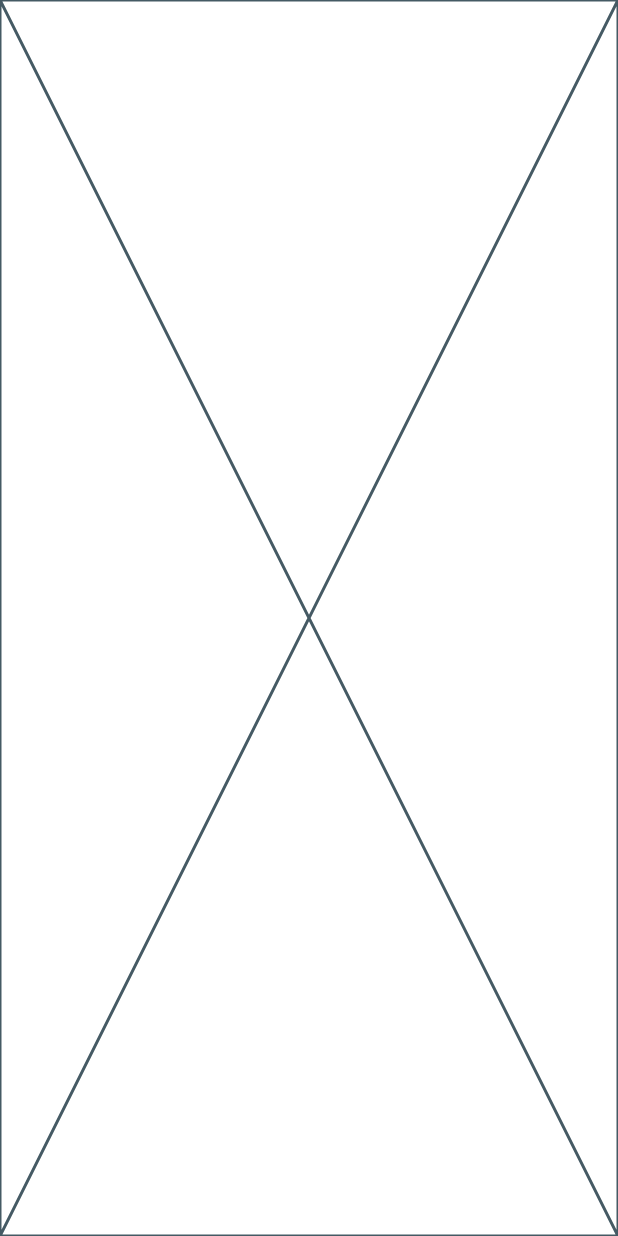
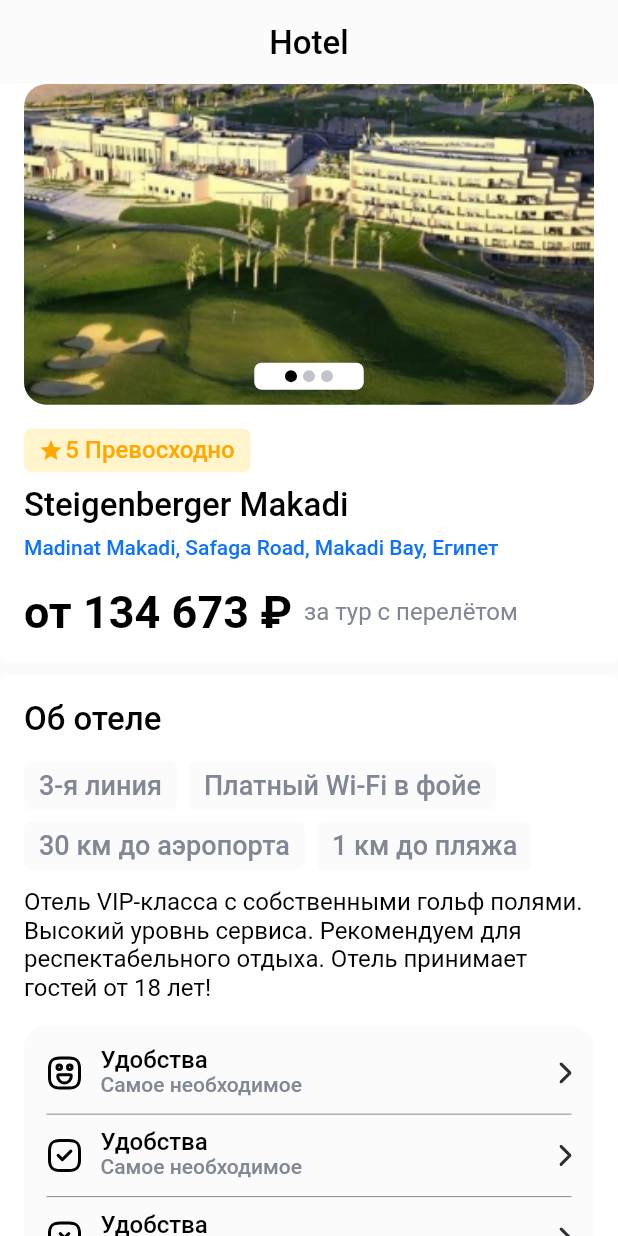
Before and after one commit to mlg2034/booking_app, a Flutter app: the screen it shows after launch, on a phone screen of 412 x 824 dp. Run offline on Flutter 3.47's test engine with Material 2 defaults, Android fonts, the phone set to English and light mode, and no system bars; drawn by our look-alikes of carousel_slider; our stand-ins replace dio, flutter_svg, freezed_annotation; generated files the repository leaves out were written again; Roboto replaces fonts that are missing (SF-Pro-Display).

Commit message:
finished hotel page

```diff
--- a/lib/src/features/app/presentation/app.dart
+++ b/lib/src/features/app/presentation/app.dart
@@ -1,11 +1,14 @@
 import 'package:flutter/foundation.dart';
 import 'package:flutter/material.dart';
+import 'package:test_application/src/features/hotel/presentation/hotel_screen.dart';
 
 class App extends StatelessWidget {
   const App({super.key});
 
   @override
   Widget build(BuildContext context) {
-    return const Placeholder();
+    return MaterialApp(
+      home: HotelScreen(),
+    );
   }
 }
--- a/lib/src/features/hotel/presentation/hotel.dart
+++ /dev/null
@@ -1,17 +0,0 @@
-import 'package:flutter/material.dart';
-
-class HotelPage extends StatefulWidget {
-  const HotelPage({super.key});
-
-  @override
-  State<HotelPage> createState() => _HotelPageState();
-}
-
-class _HotelPageState extends State<HotelPage> {
-  @override
-  Widget build(BuildContext context) {
-    return Scaffold(
-      appBar: AppBar(title: Text('Title'),),
-    );
-  }
-}
--- /dev/null
+++ b/lib/src/features/hotel/presentation/hotel_screen.dart
@@ -0,0 +1,99 @@
+import 'package:carousel_slider/carousel_slider.dart';
+import 'package:flutter/material.dart';
+import 'package:flutter_svg/flutter_svg.dart';
+import 'package:test_application/src/features/hotel/presentation/widgets/base_info_widget.dart';
+import 'package:test_application/src/features/hotel/presentation/widgets/hotel_feature_widget.dart';
+import 'package:test_application/src/ui_components/theme/app_colors.dart';
+import 'package:test_application/src/ui_components/theme/text_style.dart';
+import 'package:test_application/src/ui_components/widgets/custom_button.dart';
+import 'package:test_application/src/ui_components/widgets/custom_container.dart';
+
+class HotelScreen extends StatefulWidget {
+  const HotelScreen({super.key});
+
+  @override
+  State<HotelScreen> createState() => _HotelScreenState();
+}
+
+class _HotelScreenState extends State<HotelScreen> {
+  final List<String> hotelFeatures = [
+    '3-я линия',
+    'Платный Wi-Fi в фойе',
+    '30 км до аэропорта',
+    '1 км до пляжа'
+  ];
+  @override
+  Widget build(BuildContext context) {
+    return Scaffold(
+      backgroundColor: lightGrey,
+      appBar: AppBar(
+        backgroundColor: Colors.transparent,
+        elevation: 0,
+        automaticallyImplyLeading: false,
+        centerTitle: true,
+        title: Text(
+          'Hotel',
+          style: w500s22.copyWith(color: Colors.black),
+        ),
+      ),
+      body: SingleChildScrollView(
+        child: Column(
+          crossAxisAlignment: CrossAxisAlignment.start,
+          children: [
+            BaseHotelInfo(),
+            Padding(
+              padding: const EdgeInsets.only(top: 8, bottom: 12),
+              child: Container(
+                decoration: BoxDecoration(
+                    color: white, borderRadius: BorderRadius.circular(5)),
+                child: Padding(
+                  padding: const EdgeInsets.symmetric(horizontal: 16),
+                  child: Column(
+                    crossAxisAlignment: CrossAxisAlignment.start,
+                    children: [
+                      Padding(
+                        padding: const EdgeInsets.symmetric(vertical: 16),
+                        child: Text(
+                          'Об отеле',
+                          style: w500s22.copyWith(color: black),
+                        ),
+                      ),
+                      Wrap(
+                        direction: Axis.horizontal,
+                        spacing: 8.0,
+                        runSpacing: 8.0,
+                        children: hotelFeatures.map((feature) {
+                          return CustomContainer(
+                            childWidget: Text(
+                              feature,
+                              style: w500s18.copyWith(color: grey),
+                            ),
+                            color: lightGrey,
+                          );
+                        }).toList(),
+                      ),
+                      Padding(
+                        padding: const EdgeInsets.only(top: 12, bottom: 16),
+                        child: Text(
+                          'Отель VIP-класса с собственными гольф полями. Высокий уровнь сервиса. Рекомендуем для респектабельного отдыха. Отель принимает гостей от 18 лет!',
+                          style: w400s16.copyWith(color: black),
+                        ),
+                      ),
+                      HotelFeatureWidget(),
+                    ],
+                  ),
+                ),
+              ),
+            ),
+            CustomButtom(
+              childWidget: Text(
+                'К выбору номера',
+                style: w500s16.copyWith(color: white),
+              ),
+            ),
+          ],
+        ),
+      ),
+    );
+  }
+}
--- /dev/null
+++ b/lib/src/features/hotel/presentation/widgets/base_info_widget.dart
@@ -0,0 +1,149 @@
+import 'package:carousel_slider/carousel_slider.dart';
+import 'package:flutter/material.dart';
+import 'package:flutter_svg/flutter_svg.dart';
+import 'package:test_application/src/ui_components/theme/app_colors.dart';
+import 'package:test_application/src/ui_components/theme/text_style.dart';
+import 'package:test_application/src/ui_components/widgets/custom_container.dart';
+
+class BaseHotelInfo extends StatefulWidget {
+  const BaseHotelInfo({
+    super.key,
+  });
+
+  @override
+  State<BaseHotelInfo> createState() => _BaseHotelInfoState();
+}
+
+class _BaseHotelInfoState extends State<BaseHotelInfo> {
+  int currentIndex = 0;
+  @override
+  Widget build(BuildContext context) {
+    return Container(
+      padding: const EdgeInsets.symmetric(horizontal: 16),
+      decoration: const BoxDecoration(
+        color: white,
+        borderRadius: BorderRadius.only(
+          bottomLeft: Radius.circular(5),
+          bottomRight: Radius.circular(5),
+        ),
+      ),
+      child: Column(
+        crossAxisAlignment: CrossAxisAlignment.start,
+        children: [
+          Stack(
+            children: [
+              CarouselSlider.builder(
+                itemCount: 3,
+                itemBuilder:
+                    (BuildContext context, int itemIndex, int pageViewIndex) =>
+                        Container(
+                  alignment: Alignment.center,
+                  child: ClipRRect(
+                    borderRadius: BorderRadius.circular(15),
+                    child: Image.asset(
+                      'assets/images/hotel.png',
+                      width: double.infinity,
+                      height: 253,
+                      fit: BoxFit.cover,
+                    ),
+                  ),
+                ),
+                options: CarouselOptions(
+                    pageSnapping: false,
+                    viewportFraction: 1,
+                    enableInfiniteScroll: false,
+                    onPageChanged: (index, reason) {
+                      setState(() {
+                        currentIndex = index;
+                      });
+                    }),
+              ),
+              Positioned(
+                bottom: 10,
+                left: 0,
+                right: 0,
+                child: Center(
+                  child: Container(
+                    decoration: BoxDecoration(color: white , borderRadius: BorderRadius.circular(5)),
+                    width: 73,
+                    padding:const EdgeInsets.symmetric(horizontal: 10 , vertical:5 ),
+                    child: Row(
+                      mainAxisAlignment: MainAxisAlignment.center,
+                      children: List.generate(
+                        3,
+                        (index) {
+                          return Container(
+                            margin: const EdgeInsets.symmetric(horizontal: 2.0),
+                            width: 8.0,
+                            height: 8.0,
+                            decoration: BoxDecoration(
+                              shape: BoxShape.circle,
+                              color: (index == currentIndex)
+                                  ? black // активный индикатор
+                                  : grey
+                                      .withOpacity(0.5), // неактивный индикатор
+                            ),
+                          );
+                        },
+                      ),
+                    ),
+                  ),
+                ),
+              ),
+            ],
+          ),
+          Padding(
+            padding: const EdgeInsets.only(top: 16),
+            child: CustomContainer(
+              height: 29,
+              width: 151,
+              childWidget: Row(
+                mainAxisAlignment: MainAxisAlignment.center,
+                children: [
+                  SvgPicture.asset('assets/icons/star.svg'),
+                  const SizedBox(
+                    width: 2,
+                  ),
+                  Text(
+                    '5 Превосходно',
+                    style: w500s16.copyWith(color: yellow),
+                  ),
+                ],
+              ),
+              color: lightYellow,
+            ),
+          ),
+          Padding(
+            padding: const EdgeInsets.symmetric(vertical: 8),
+            child: Text(
+              'Steigenberger Makadi',
+              style: w500s22.copyWith(color: black),
+            ),
+          ),
+          Text(
+            'Madinat Makadi, Safaga Road, Makadi Bay, Египет',
+            style: w500s14.copyWith(color: blue),
+          ),
+          Padding(
+            padding: const EdgeInsets.symmetric(vertical: 16),
+            child: Row(
+              children: [
+                Text(
+                  'от 134 673 ₽',
+                  style: w600s30.copyWith(color: black),
+                ),
+                const SizedBox(
+                  width: 8,
+                ),
+                Text(
+                  'за тур с перелётом',
+                  style: w400s16.copyWith(color: grey),
+                )
+              ],
+            ),
+          )
+        ],
+      ),
+    );
+  }
+}
--- /dev/null
+++ b/lib/src/features/hotel/presentation/widgets/hotel_feature_widget.dart
@@ -0,0 +1,123 @@
+
+import 'package:flutter/material.dart';
+import 'package:flutter_svg/flutter_svg.dart';
+import 'package:test_application/src/ui_components/theme/app_colors.dart';
+import 'package:test_application/src/ui_components/theme/text_style.dart';
+class HotelFeatureWidget extends StatelessWidget {
+  const HotelFeatureWidget({
+    super.key,
+  });
+
+  @override
+  Widget build(BuildContext context) {
+    return Padding(
+      padding: const EdgeInsets.only(bottom: 16),
+      child: Container(
+        padding: const EdgeInsets.all(15),
+        decoration: BoxDecoration(
+            color: lightGrey,
+            borderRadius: BorderRadius.circular(15)),
+        child: Column(
+          mainAxisAlignment: MainAxisAlignment.start,
+          children: [
+            Row(
+              children: [
+                SvgPicture.asset('assets/icons/smile.svg'),
+                const SizedBox(
+                  width: 12,
+                ),
+                Column(
+                  mainAxisAlignment: MainAxisAlignment.start,
+                  crossAxisAlignment:
+                      CrossAxisAlignment.start,
+                  children: [
+                    Text(
+                      'Удобства',
+                      style: w500s16.copyWith(color: black),
+                      textAlign: TextAlign.left,
+                    ),
+                    Text(
+                      'Самое необходимое',
+                      style: w500s14.copyWith(color: grey),
+                    ),
+                  ],
+                ),
+                const Spacer(),
+                SvgPicture.asset(
+                    'assets/icons/arrow_right.svg')
+              ],
+            ),
+            const Padding(
+              padding: EdgeInsets.symmetric(vertical: 10),
+              child: Divider(
+                height: 2,
+                color: grey,
+              ),
+            ),
+            Row(
+              children: [
+                SvgPicture.asset('assets/icons/check.svg'),
+                const SizedBox(
+                  width: 12,
+                ),
+                Column(
+                  mainAxisAlignment: MainAxisAlignment.start,
+                  crossAxisAlignment:
+                      CrossAxisAlignment.start,
+                  children: [
+                    Text(
+                      'Удобства',
+                      style: w500s16.copyWith(color: black),
+                      textAlign: TextAlign.left,
+                    ),
+                    Text(
+                      'Самое необходимое',
+                      style: w500s14.copyWith(color: grey),
+                    ),
+                  ],
+                ),
+                const Spacer(),
+                SvgPicture.asset(
+                    'assets/icons/arrow_right.svg')
+              ],
+            ),
+            const Padding(
+              padding: EdgeInsets.symmetric(vertical: 10),
+              child: Divider(
+                height: 2,
+                color: grey,
+              ),
+            ),
+            Row(
+              children: [
+                SvgPicture.asset('assets/icons/remove.svg'),
+                const SizedBox(
+                  width: 12,
+                ),
+                Column(
+                  mainAxisAlignment: MainAxisAlignment.start,
+                  crossAxisAlignment:
+                      CrossAxisAlignment.start,
+                  children: [
+                    Text(
+                      'Удобства',
+                      style: w500s16.copyWith(color: black),
+                      textAlign: TextAlign.left,
+                    ),
+                    Text(
+                      'Самое необходимое',
+                      style: w500s14.copyWith(color: grey),
+                    ),
+                  ],
+                ),
+                const Spacer(),
+                SvgPicture.asset(
+                    'assets/icons/arrow_right.svg')
+              ],
+            )
+          ],
+        ),
+      ),
+    );
+  }
+}
--- a/lib/src/ui_components/theme/app_colors.dart
+++ b/lib/src/ui_components/theme/app_colors.dart
@@ -0,0 +1,11 @@
+import 'package:flutter/material.dart';
+
+
+  const Color black = Colors.black;
+  const Color blue = Color(0xff0D72FF);
+  const Color white = Colors.white;
+  const Color lightBlue = Color.fromARGB(13, 91, 180, 240);
+  const Color grey = Color(0xff828796);
+  const Color lightGrey = Color(0xffFBFBFC);
+  const Color lightYellow = Color.fromRGBO(255, 199, 0, 0.2);
+  const Color yellow = Color(0xffFFA800);
--- /dev/null
+++ b/lib/src/ui_components/widgets/custom_button.dart
@@ -0,0 +1,28 @@
+
+import 'package:flutter/material.dart';
+import 'package:test_application/src/ui_components/theme/app_colors.dart';
+import 'package:test_application/src/ui_components/theme/text_style.dart';
+class CustomButtom extends StatelessWidget {
+  final Widget childWidget;
+  const CustomButtom({
+    required this.childWidget,
+    super.key,
+  });
+
+  @override
+  Widget build(BuildContext context) {
+    return Container(
+      color: white,
+      padding: const EdgeInsets.only(left: 16 , right: 16 , top: 12 , bottom: 28),
+      child: Container(
+        decoration: BoxDecoration(
+          color: blue,
+          borderRadius: BorderRadius.circular(15),
+        ),
+        alignment: Alignment.center,
+        padding: const EdgeInsets.symmetric(vertical: 15),
+        child: childWidget
+      ),
+    );
+  }
+}
--- /dev/null
+++ b/lib/src/ui_components/widgets/custom_container.dart
@@ -0,0 +1,26 @@
+
+import 'package:flutter/material.dart';
+
+class CustomContainer extends StatelessWidget {
+  final double? width;
+  final double ?height;
+  final Widget childWidget;
+  final Color color;
+  const CustomContainer({
+    super.key, this.width, this.height, required this.childWidget, required this.color,
+  });
+
+  @override
+  Widget build(BuildContext context) {
+    return Container(
+      decoration: BoxDecoration(
+        borderRadius: BorderRadius.circular(5),
+        color: color,
+      ),
+      width: width,
+      height: height,
+      padding: const EdgeInsets.symmetric(vertical: 5, horizontal: 10),
+      child: childWidget
+    );
+  }
+}
--- a/pubspec.yaml
+++ b/pubspec.yaml
@@ -32,6 +32,8 @@ dependencies:
 
   # Dependency Injection
   get_it: ^7.6.0
+  carousel_slider: ^4.2.1
+  flutter_svg: ^2.0.7
 
 
 dev_dependencies:
@@ -55,7 +57,7 @@ flutter:
     - family: SF PRO Display
       fonts:
         - asset: assets/fonts/SF-Pro-Display-Bold.ttf
-          style: bold
+
     - family: Trajan Pro
       fonts:
-        - asset: fonts/SF-Pro-Display-Regular.TTF
+        - asset: assets/fonts/SF-Pro-Display-Regular.TTF
```
Also changed, not shown: assets/icons/arrow_right.svg (added), assets/icons/check.svg (added), assets/icons/remove.svg (added), assets/icons/smile.svg (added), assets/icons/star.svg (added), assets/images/hotel.png (added), 1 other file.
